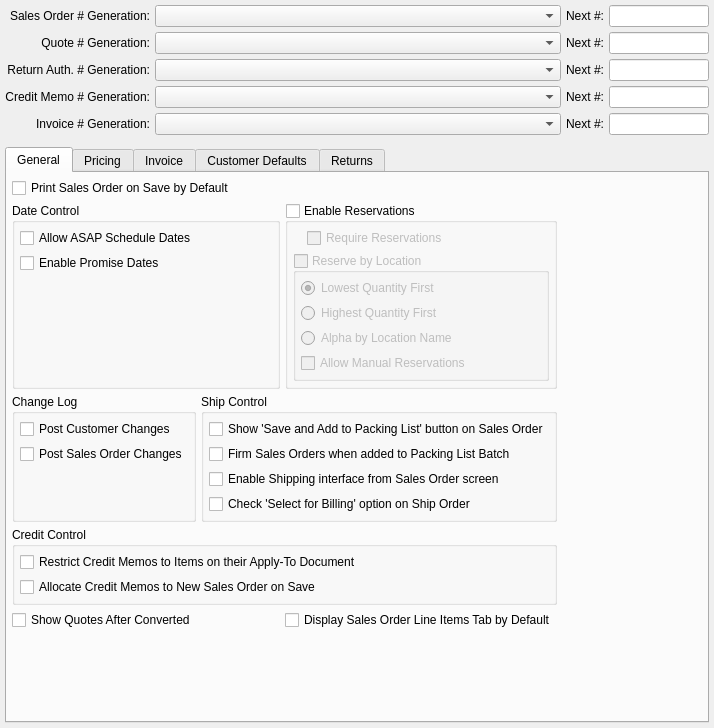
Old version of the form guiclient/configureSO.ui in the repository Pegasus-RPG/xtuple-client.
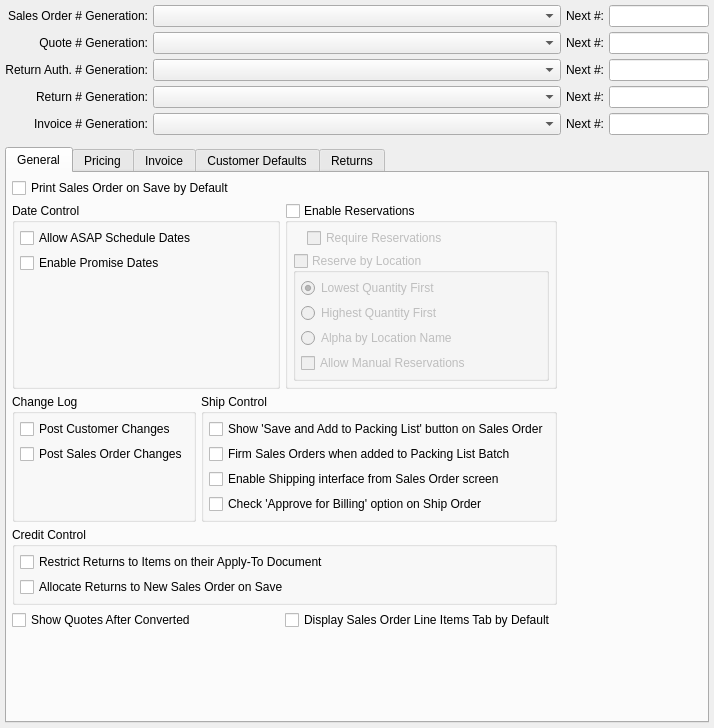
New version of the form. Custom widgets are drawn as their Qt base class.

What changed in the file:
```diff
--- a/guiclient/configureSO.ui
+++ b/guiclient/configureSO.ui
@@ -106,7 +106,7 @@
        <item row="3" column="0">
         <widget class="QLabel" name="_creditMemoNumGenerationLit">
          <property name="text">
-          <string>Credit Memo # Generation:</string>
+          <string>Return # Generation:</string>
          </property>
          <property name="alignment">
           <set>Qt::AlignRight|Qt::AlignTrailing|Qt::AlignVCenter</set>
@@ -415,7 +415,7 @@
                   <item>
                    <widget class="QCheckBox" name="_autoSelectForBilling">
                     <property name="text">
-                     <string>Check 'Select for Billing' option on Ship Order</string>
+                     <string>Check 'Approve for Billing' option on Ship Order</string>
                     </property>
                    </widget>
                   </item>
@@ -431,14 +431,14 @@
                   <item row="0" column="0">
                    <widget class="QCheckBox" name="_restrictCreditMemos">
                     <property name="text">
-                     <string>Restrict Credit Memos to Items on their Apply-To Document</string>
+                     <string>Restrict Returns to Items on their Apply-To Document</string>
                     </property>
                    </widget>
                   </item>
                   <item row="1" column="0">
                    <widget class="QCheckBox" name="_autoAllocateCM">
                     <property name="text">
-                     <string>Allocate Credit Memos to New Sales Order on Save</string>
+                     <string>Allocate Returns to New Sales Order on Save</string>
                     </property>
                    </widget>
                   </item>
```
Left out of the diff: 4 changed lines with no effect on the pictures.
